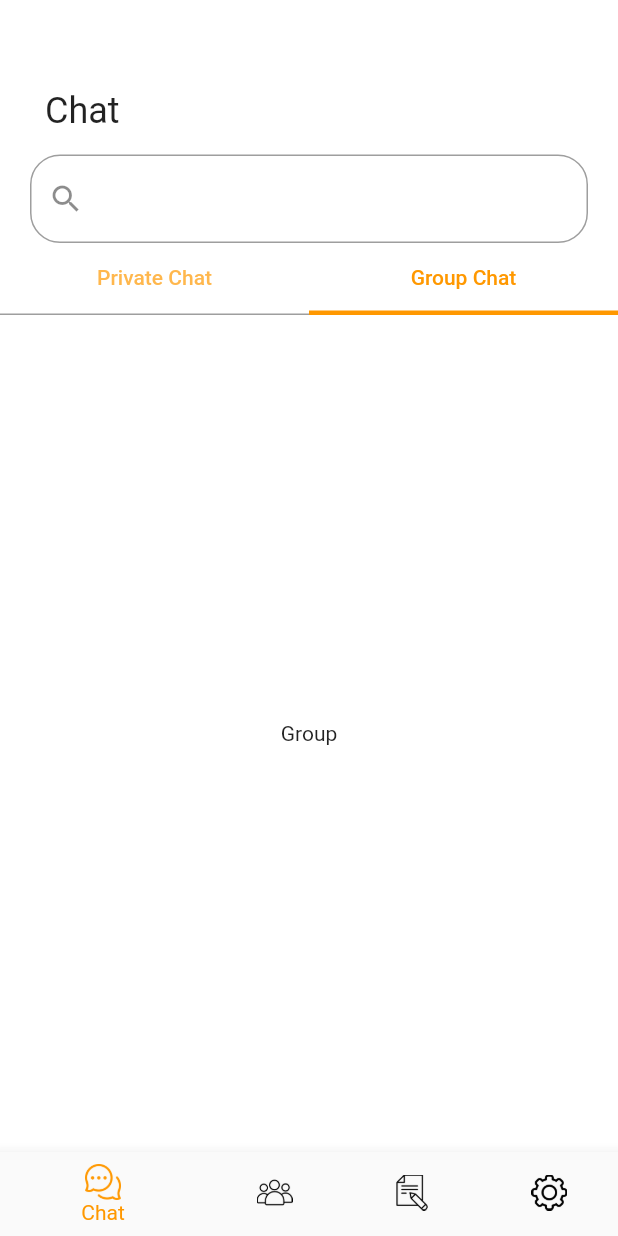
After one commit to CharlesClayman/Whim-Chat, a Flutter app: the HomeScreen screen opened directly, tab 2 chosen, on a phone screen of 412 x 824 dp. The commit adds this screen. Run offline on Flutter 3.47's test engine with Material 2 defaults, Android fonts, the phone set to English and light mode, and no system bars; our stand-ins replace cloud_firestore, firebase_auth, firebase_core, flutter_otp_text_field, intl_phone_number_input; accounts and stored records are empty.

Commit message:
updated otp code and theme file.Plus i added Homescreen

```diff
--- a/lib/main.dart
+++ b/lib/main.dart
@@ -17,7 +17,7 @@ class MyApp extends StatelessWidget {
     return MaterialApp(
       debugShowCheckedModeBanner: false,
       theme: lightMode,
-      home: SignUp(),
+      home: SignUpScreen(),
     );
   }
 }
--- /dev/null
+++ b/lib/src/core/screens/views/chat_view.dart
@@ -0,0 +1,85 @@
+import 'package:flutter/material.dart';
+
+class ChatView extends StatefulWidget {
+  @override
+  State<ChatView> createState() => _ChatViewState();
+}
+
+class _ChatViewState extends State<ChatView> {
+  @override
+  Widget build(BuildContext context) {
+    return Column(
+      children: [
+        Expanded(
+          child: DefaultTabController(
+              length: 2,
+              child: Column(
+                children: [
+                  const SizedBox(
+                    height: 30,
+                  ),
+                  Container(
+                      child: Column(
+                    //  mainAxisAlignment: MainAxisAlignment.start,
+                    crossAxisAlignment: CrossAxisAlignment.start,
+                    children: [
+                      Container(
+                        margin: const EdgeInsets.only(left: 30, top: 30),
+                        child: Text(
+                          'Chat',
+                          style: Theme.of(context).textTheme.headline5,
+                        ),
+                      ),
+                      SizedBox(
+                        height: 10,
+                      ),
+                      Container(
+                        margin:
+                            const EdgeInsets.only(left: 20, top: 5, right: 20),
+                        child: TextField(
+                          decoration: InputDecoration(
+                              prefixIcon: Icon(Icons.search),
+                              border: OutlineInputBorder(
+                                  borderRadius: BorderRadius.circular(20))),
+                        ),
+                      ),
+                      DecoratedBox(
+                        decoration: BoxDecoration(
+                          //This is for background color
+                          color: Colors.white.withOpacity(0.0),
+
+                          //This is for bottom border that is needed
+                          border: Border(
+                            bottom: BorderSide(color: Colors.grey),
+                          ),
+                        ),
+                        child: TabBar(
+                          tabs: [
+                            Tab(
+                              text: 'Private Chat',
+                            ),
+                            Tab(
+                              text: 'Group Chat',
+                            ),
+                          ],
+                        ),
+                      ),
+                    ],
+                  )),
+                  Expanded(
+                    child: TabBarView(children: [
+                      Center(
+                        child: Text('Private'),
+                      ),
+                      Center(
+                        child: Text('Group'),
+                      ),
+                    ]),
+                  )
+                ],
+              )),
+        )
+      ],
+    );
+  }
+}
--- a/lib/src/core/screens/views/home_view.dart
+++ b/lib/src/core/screens/views/home_view.dart
@@ -1,9 +1,63 @@
 import 'package:flutter/material.dart';
+import 'package:whim_chat/src/core/screens/widgets/home_screen_items.dart';
 
-class HomeScreen extends StatelessWidget {
+class HomeScreen extends StatefulWidget {
+  @override
+  State<HomeScreen> createState() => _HomeScreenState();
+}
+
+class _HomeScreenState extends State<HomeScreen> {
+  final PageController _pageController = PageController();
+  int _pageIndex = 0;
+
+  @override
+  void dispose() {
+    super.dispose();
+    _pageController.dispose();
+  }
+
+  void onPageChanged(int pageIndex) {
+    setState(() {
+      _pageIndex = pageIndex;
+    });
+  }
+
+  void onNavigationTap(int index) {
+    _pageController.jumpToPage(index);
+  }
+
   @override
   Widget build(BuildContext context) {
-    // TODO: implement build
-    throw UnimplementedError();
+    return Scaffold(
+      body: PageView(
+        controller: _pageController,
+        onPageChanged: onPageChanged,
+        children: homeScreenItems,
+      ),
+      bottomNavigationBar: BottomNavigationBar(
+        currentIndex: _pageIndex,
+        onTap: onNavigationTap,
+        items: const [
+          BottomNavigationBarItem(
+            icon: ImageIcon(AssetImage('assets/icons/chat.png')),
+            label: 'Chat',
+          ),
+          BottomNavigationBarItem(
+            icon: ImageIcon(AssetImage('assets/icons/people.png')),
+            label: 'People',
+          ),
+          BottomNavigationBarItem(
+            icon: ImageIcon(AssetImage(
+              'assets/icons/story.png',
+            )),
+            label: 'Stories',
+          ),
+          BottomNavigationBarItem(
+            icon: ImageIcon(AssetImage('assets/icons/settings.png')),
+            label: 'Settings',
+          ),
+        ],
+      ),
+    );
   }
 }
--- /dev/null
+++ b/lib/src/core/screens/widgets/home_screen_items.dart
@@ -0,0 +1,13 @@
+import 'package:cloud_firestore/cloud_firestore.dart';
+import 'package:flutter/material.dart';
+import 'package:whim_chat/src/core/screens/views/Chat_view.dart';
+import 'package:whim_chat/src/core/screens/views/people_view.dart';
+import 'package:whim_chat/src/core/screens/views/settings_view.dart';
+import 'package:whim_chat/src/core/screens/views/stories_view.dart';
+
+List<Widget> homeScreenItems = [
+  ChatView(),
+  PeopleView(),
+  StoriesView(),
+  SettingsView(),
+];
--- a/lib/src/core/utils/colors.dart
+++ b/lib/src/core/utils/colors.dart
@@ -1,5 +1,5 @@
 import 'package:flutter/material.dart';
 
 const mainAppColor = Colors.orange;
-const brightModeColor = Colors.white;
+const lightModeColor = Colors.white;
 const darkModeColor = Colors.black;
--- a/lib/src/core/utils/themes.dart
+++ b/lib/src/core/utils/themes.dart
@@ -1,9 +1,26 @@
 import 'package:flutter/material.dart';
+import 'package:whim_chat/main.dart';
 import 'package:whim_chat/src/core/utils/colors.dart';
 
-ThemeData darkMode = ThemeData(
-  brightness: Brightness.dark,
+final ThemeData darkMode = ThemeData.dark().copyWith(
+  visualDensity: VisualDensity.adaptivePlatformDensity,
   primaryColor: mainAppColor,
+  scaffoldBackgroundColor: darkModeColor,
+  colorScheme: ThemeData().colorScheme.copyWith(secondary: darkModeColor),
+  bottomNavigationBarTheme:
+      const BottomNavigationBarThemeData(selectedItemColor: mainAppColor),
 );
-ThemeData lightMode =
-    ThemeData(brightness: Brightness.light, primaryColor: mainAppColor);
+
+final ThemeData lightMode = ThemeData.light().copyWith(
+    visualDensity: VisualDensity.adaptivePlatformDensity,
+    primaryColor: mainAppColor,
+    bottomNavigationBarTheme: const BottomNavigationBarThemeData(
+      selectedItemColor: mainAppColor,
+      unselectedItemColor: Colors.black,
+    ),
+    colorScheme: ThemeData().colorScheme.copyWith(secondary: lightModeColor),
+    scaffoldBackgroundColor: lightModeColor,
+    tabBarTheme: ThemeData().tabBarTheme.copyWith(
+        labelColor: mainAppColor,
+        indicator: const UnderlineTabIndicator(
+            borderSide: BorderSide(color: mainAppColor, width: 3))));
--- a/pubspec.yaml
+++ b/pubspec.yaml
@@ -34,6 +34,7 @@ dependencies:
   firebase_storage: ^10.2.17
   flutter:
     sdk: flutter
+  flutter_otp_text_field: ^1.0.1
   intl_phone_number_input: ^0.7.0+2
 
 dev_dependencies:
@@ -54,6 +55,10 @@ flutter:
   assets:
     - assets/images/signupBackground.jpg
     - assets/images/Whim_Logo.jpg
+    - assets/icons/story.png
+    - assets/icons/chat.png
+    - assets/icons/people.png
+    - assets/icons/settings.png
   #   - images/a_dot_ham.jpeg
   # An image asset can refer to one or more resolution-specific "variants", see
   # https://flutter.dev/assets-and-images/#resolution-aware
```
Also changed, not shown: lib/src/core/screens/views/people_view.dart (added, +12 -0 lines), lib/src/core/screens/views/settings_view.dart (added, +12 -0 lines), lib/src/core/screens/views/signup_view.dart (+168 -93 lines), lib/src/core/screens/views/stories_view.dart (added, +12 -0 lines), assets/icons/chat.png (added), assets/icons/people.png (added), assets/icons/settings.png (added), assets/icons/story.png (added), pubspec.lock, 1 other file.
